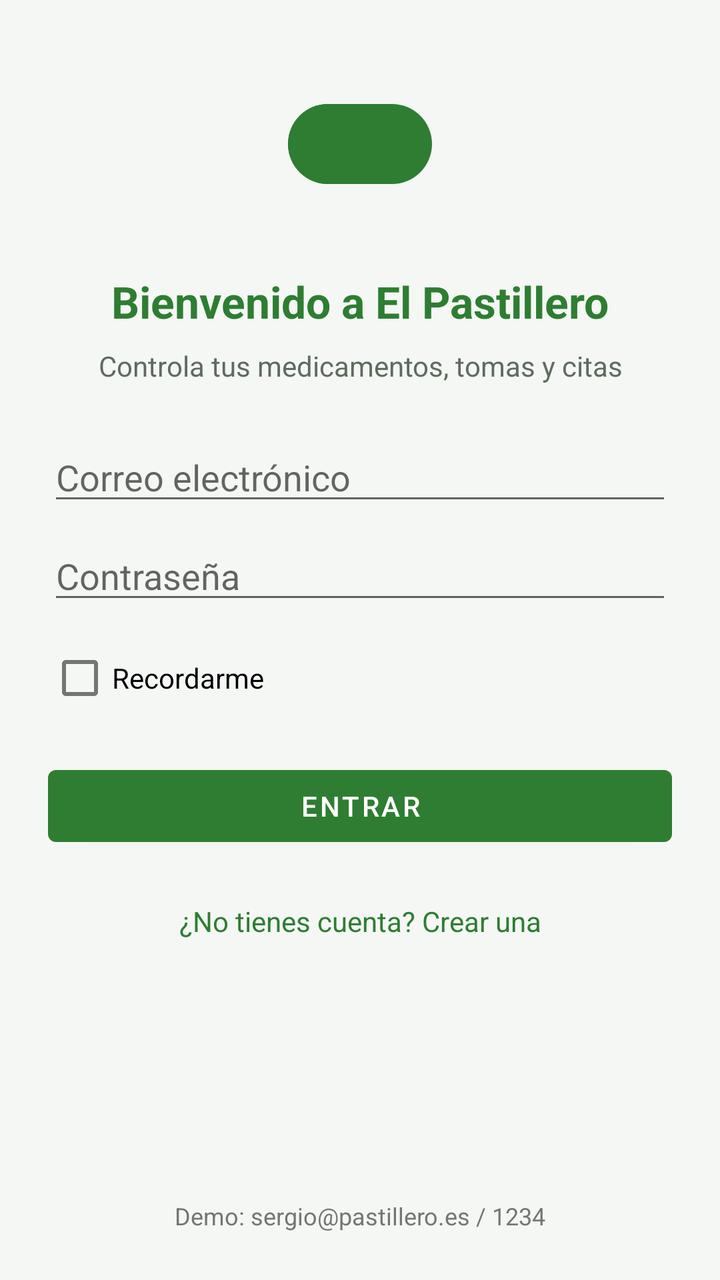
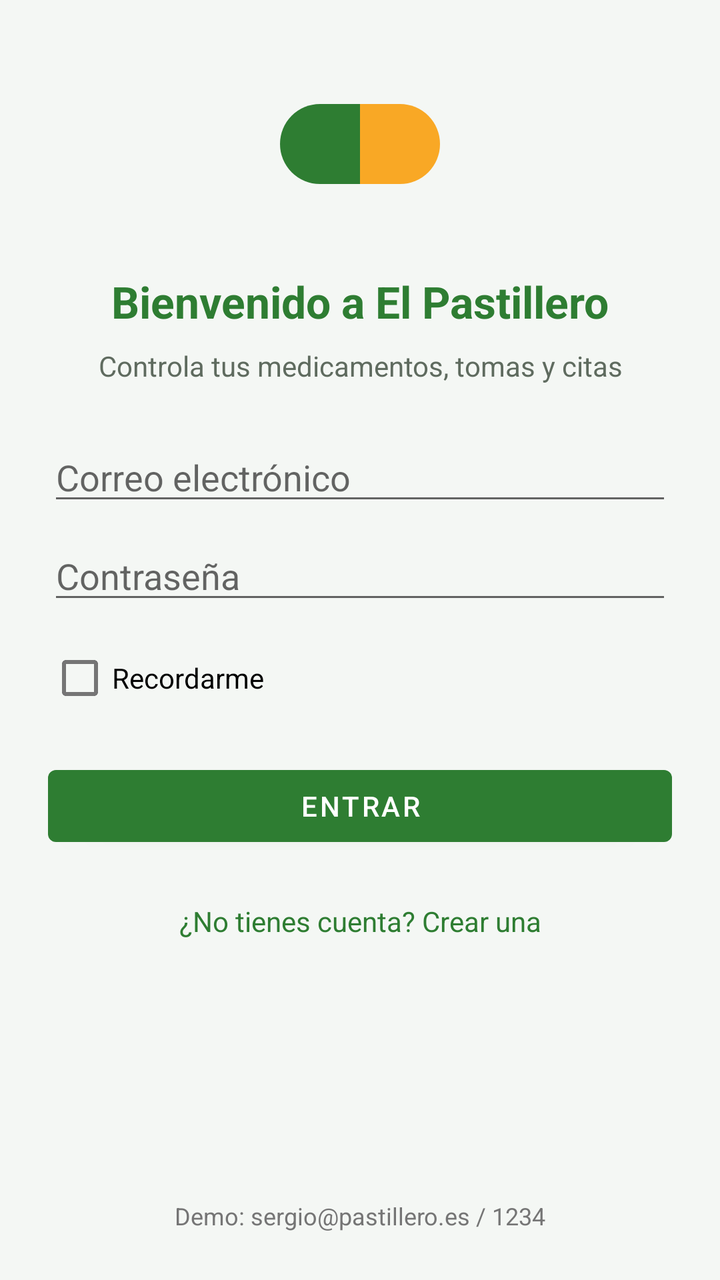

Before-and-after screenshots of an Android layout around one commit, followed by the original layout XML and the change that was made.
<!-- AndroidManifest.xml: application theme Theme.ElPastillero -->
<!-- res/layout/activity_login.xml -->
<?xml version="1.0" encoding="utf-8"?>
<androidx.constraintlayout.widget.ConstraintLayout xmlns:android="http://schemas.android.com/apk/res/android"
    xmlns:app="http://schemas.android.com/apk/res-auto"
    android:layout_width="match_parent"
    android:layout_height="match_parent"
    android:background="@color/fondo"
    android:padding="@dimen/margen_grande">

    <ImageView
        android:id="@+id/imgLogo"
        android:layout_width="96dp"
        android:layout_height="96dp"
        android:contentDescription="@string/cd_logo"
        android:src="@drawable/ic_pill"
        app:layout_constraintEnd_toEndOf="parent"
        app:layout_constraintStart_toStartOf="parent"
        app:layout_constraintTop_toTopOf="parent"
        app:tint="@color/verde_primario" />

    <TextView
        android:id="@+id/txtTitulo"
        style="@style/Estilo.Titulo"
        android:layout_width="0dp"
        android:layout_height="wrap_content"
        android:layout_marginTop="@dimen/margen"
        android:gravity="center"
        android:text="@string/login_title"
        app:layout_constraintEnd_toEndOf="parent"
        app:layout_constraintStart_toStartOf="parent"
        app:layout_constraintTop_toBottomOf="@id/imgLogo" />

    <TextView
        android:id="@+id/txtSubtitulo"
        android:layout_width="0dp"
        android:layout_height="wrap_content"
        android:layout_marginTop="@dimen/margen_pequeno"
        android:gravity="center"
        android:text="@string/login_subtitle"
        android:textColor="@color/texto_secundario"
        app:layout_constraintEnd_toEndOf="parent"
        app:layout_constraintStart_toStartOf="parent"
        app:layout_constraintTop_toBottomOf="@id/txtTitulo" />

    <EditText
        android:id="@+id/etEmail"
        android:layout_width="0dp"
        android:layout_height="wrap_content"
        android:layout_marginTop="@dimen/margen_grande"
        android:autofillHints="emailAddress"
        android:hint="@string/hint_email"
        android:inputType="textEmailAddress"
        android:maxLines="1"
        app:layout_constraintEnd_toEndOf="parent"
        app:layout_constraintStart_toStartOf="parent"
        app:layout_constraintTop_toBottomOf="@id/txtSubtitulo" />

    <EditText
        android:id="@+id/etPassword"
        android:layout_width="0dp"
        android:layout_height="wrap_content"
        android:layout_marginTop="@dimen/margen_pequeno"
        android:autofillHints="password"
        android:hint="@string/hint_password"
        android:inputType="textPassword"
        android:maxLines="1"
        app:layout_constraintEnd_toEndOf="parent"
        app:layout_constraintStart_toStartOf="parent"
        app:layout_constraintTop_toBottomOf="@id/etEmail" />

    <CheckBox
        android:id="@+id/chkRecordar"
        android:layout_width="wrap_content"
        android:layout_height="wrap_content"
        android:layout_marginTop="@dimen/margen_pequeno"
        android:text="@string/recordarme"
        app:layout_constraintStart_toStartOf="parent"
        app:layout_constraintTop_toBottomOf="@id/etPassword" />

    <Button
        android:id="@+id/btnLogin"
        android:layout_width="0dp"
        android:layout_height="wrap_content"
        android:layout_marginTop="@dimen/margen"
        android:text="@string/btn_login"
        app:layout_constraintEnd_toEndOf="parent"
        app:layout_constraintStart_toStartOf="parent"
        app:layout_constraintTop_toBottomOf="@id/chkRecordar" />

    <TextView
        android:id="@+id/txtRegistro"
        android:layout_width="0dp"
        android:layout_height="wrap_content"
        android:layout_marginTop="@dimen/margen"
        android:gravity="center"
        android:padding="@dimen/margen_pequeno"
        android:text="@string/no_tengo_cuenta"
        android:textColor="@color/verde_primario"
        app:layout_constraintEnd_toEndOf="parent"
        app:layout_constraintStart_toStartOf="parent"
        app:layout_constraintTop_toBottomOf="@id/btnLogin" />

    <TextView
        android:id="@+id/txtDemo"
        android:layout_width="0dp"
        android:layout_height="wrap_content"
        android:gravity="center"
        android:text="@string/login_demo"
        android:textColor="@color/gris"
        android:textSize="12sp"
        app:layout_constraintBottom_toBottomOf="parent"
        app:layout_constraintEnd_toEndOf="parent"
        app:layout_constraintStart_toStartOf="parent" />

</androidx.constraintlayout.widget.ConstraintLayout>
<!-- resources referenced by this layout -->
<resources>
  <color name="fondo">#F4F7F4</color>
  <color name="gris">#757575</color>
  <color name="texto_secundario">#5F6B5F</color>
  <color name="verde_primario">#2E7D32</color>
  <dimen name="margen">16dp</dimen>
  <dimen name="margen_grande">24dp</dimen>
  <dimen name="margen_pequeno">8dp</dimen>
  <!-- drawable ic_pill (drawable) -->
  <?xml version="1.0" encoding="utf-8"?>
  <vector xmlns:android="http://schemas.android.com/apk/res/android"
      android:width="24dp"
      android:height="24dp"
      android:viewportWidth="24"
      android:viewportHeight="24">
      <path
          android:fillColor="#FF000000"
          android:pathData="M8,7h8a5,5 0 0 1 0,10h-8a5,5 0 0 1 0,-10z" />
      <path
          android:fillColor="#FFFF8F00"
          android:pathData="M8,7h4v10h-4a5,5 0 0 1 0,-10z" />
  </vector>
  <string name="btn_login">Entrar</string>
  <string name="cd_logo">Logotipo de El Pastillero</string>
  <string name="hint_email">Correo electrónico</string>
  <string name="hint_password">Contraseña</string>
  <string name="login_demo">Demo: sergio@pastillero.es / 1234</string>
  <string name="login_subtitle">Controla tus medicamentos, tomas y citas</string>
  <string name="login_title">Bienvenido a El Pastillero</string>
  <string name="no_tengo_cuenta">¿No tienes cuenta? Crear una</string>
  <string name="recordarme">Recordarme</string>
  <style name="Estilo.Titulo">
          <item name="android:textSize">@dimen/texto_titulo</item>
          <item name="android:textStyle">bold</item>
          <item name="android:textColor">@color/verde_primario</item>
      </style>
  <style name="Theme.ElPastillero" parent="Theme.MaterialComponents.DayNight.DarkActionBar">
          <item name="colorPrimary">@color/verde_primario</item>
          <item name="colorPrimaryVariant">@color/verde_oscuro</item>
          <item name="colorOnPrimary">@color/blanco</item>
          <item name="colorSecondary">@color/acento</item>
          <item name="colorSecondaryVariant">@color/acento_oscuro</item>
          <item name="colorOnSecondary">@color/negro</item>
          <item name="android:statusBarColor">@color/verde_oscuro</item>
          <item name="android:windowBackground">@color/fondo</item>
      </style>
  <dimen name="texto_titulo">22sp</dimen>
  <color name="verde_oscuro">#1B5E20</color>
  <color name="blanco">#FFFFFF</color>
  <color name="acento">#F9A825</color>
  <color name="acento_oscuro">#C17900</color>
  <color name="negro">#000000</color>
</resources>

<!-- the commit's change to res/layout/activity_login.xml (unified diff, before → after) -->
@@ -14,8 +14,7 @@
         android:src="@drawable/ic_pill"
         app:layout_constraintEnd_toEndOf="parent"
         app:layout_constraintStart_toStartOf="parent"
-        app:layout_constraintTop_toTopOf="parent"
-        app:tint="@color/verde_primario" />
+        app:layout_constraintTop_toTopOf="parent" />
 
     <TextView
         android:id="@+id/txtTitulo"
<!-- resource entries referenced after the edit -->
@@ -15,11 +15,11 @@
       android:viewportWidth="24"
       android:viewportHeight="24">
       <path
-          android:fillColor="#FF000000"
-          android:pathData="M8,7h8a5,5 0 0 1 0,10h-8a5,5 0 0 1 0,-10z" />
+          android:fillColor="@color/verde_primario"
+          android:pathData="M7,7h5v10h-5a5,5 0 0 1 0,-10z" />
       <path
-          android:fillColor="#FFFF8F00"
-          android:pathData="M8,7h4v10h-4a5,5 0 0 1 0,-10z" />
+          android:fillColor="@color/acento"
+          android:pathData="M12,7h5a5,5 0 0 1 0,10h-5z" />
   </vector>
   <string name="btn_login">Entrar</string>
   <string name="cd_logo">Logotipo de El Pastillero</string>
